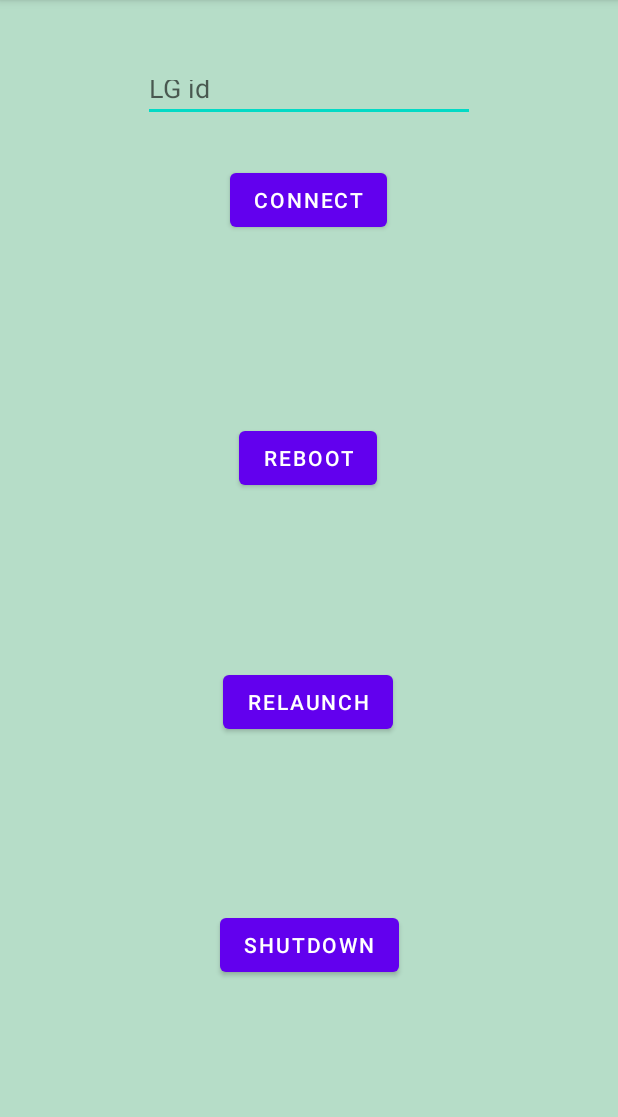
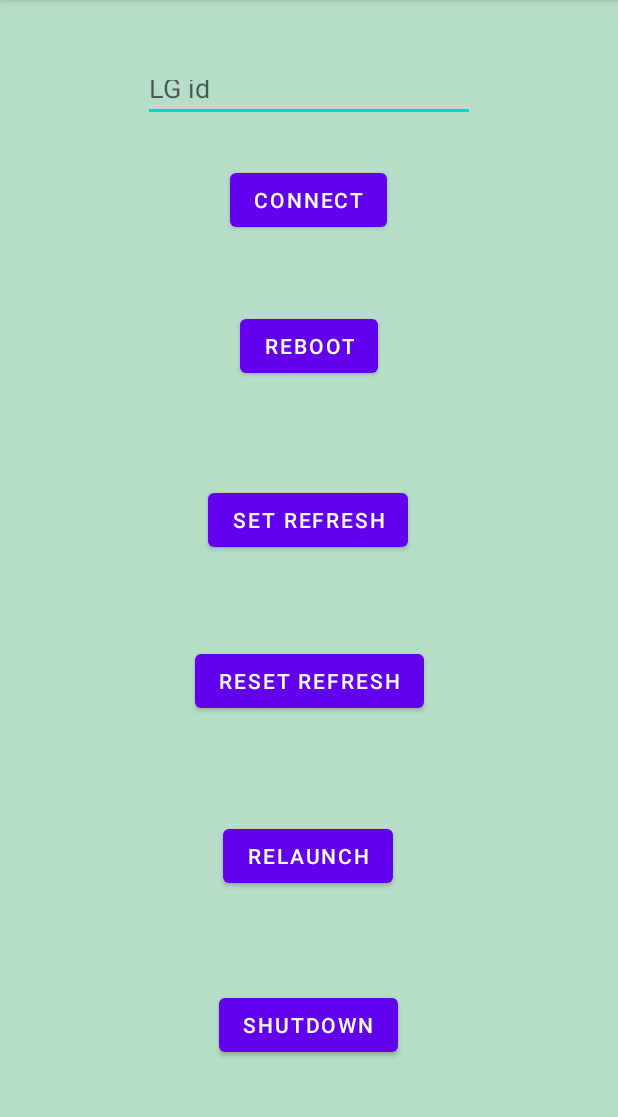
Before and after one commit to GuillemCamats/CropDocForAndroid, an Android app: the MainActivity3 screen opened directly, with no data from a screen before it, after a tap on "RELAUNCH", on a phone screen of 412 x 824 dp, the part 84-1201 px from its top. Run offline under Robolectric (Android 15) with nearby library versions, the phone set to English and light mode, and no system bars; libraries missing offline, so code that uses them is left out: com.jcraft.jsch; 2 statements that could not run were skipped.

```diff
--- /dev/null
+++ b/app/src/main/java/com/example/cropdoc/LgUtils.java
@@ -0,0 +1,126 @@
+package com.example.cropdoc;
+
+import com.jcraft.jsch.Channel;
+import com.jcraft.jsch.ChannelExec;
+import com.jcraft.jsch.JSch;
+import com.jcraft.jsch.JSchException;
+import com.jcraft.jsch.Session;
+import java.util.concurrent.TimeUnit;
+
+
+public class LgUtils {
+    static String user;
+    static String password;
+    static String host;
+    static int port;
+    JSch jsch;
+    Session session;
+
+    public LgUtils(String user,String password,String host, int port) {
+        LgUtils.host = host;
+        LgUtils.port = port;
+        LgUtils.password = password;
+        LgUtils.user = user;
+    }
+
+    public void setRefresh(){
+        String x = "0";
+        String search = "<href>##LG_PHPIFACE##kml\\/slave_"+x+".kml<\\/href>";
+        String replace = "<href>##LG_PHPIFACE##kml\\/slave"+x+".kml<\\/href><refreshMode>onInterval<\\/refreshMode><refreshInterval>2<\\/refreshInterval>";
+
+        String command = "echo "+LgUtils.password+" | sudo -S sed -i \"s/"+search+"/"+replace+"/\" ~/kmkearth/kml/slave/myplaces.kml";
+        String clear = "echo "+LgUtils.password+" | sudo -S sed -i \"s/"+replace+"/"+search+"/\" ~/kmkearth/kml/slave/myplaces.kml";
+
+        for (int i = 2; i <= 5; i++) {
+            String clearcmd = clear.replace(x,Integer.toString(i));
+            String cmd = command.replace(x,Integer.toString(i));
+            String query = "sshpass -p "+LgUtils.password+" ssh -t lg"+i+" "+cmd;
+
+            try {
+                sendCommand(query.replace(cmd,clearcmd));
+                TimeUnit.SECONDS.sleep(2);
+                sendCommand(query.replace(cmd,cmd));
+            } catch (Exception e) {
+                e.printStackTrace();
+            }
+        }
+        reboot();
+    }
+
+
+
+    public void resetRefresh(){
+        String x = "0";
+        String replace = "<href>##LG_PHPIFACE##kml\\/slave_"+x+".kml<\\/href>";
+        String search = "<href>##LG_PHPIFACE##kml\\/slave"+x+".kml<\\/href><refreshMode>onInterval<\\/refreshMode><refreshInterval>2<\\/refreshInterval>";
+        String clear = "echo "+LgUtils.password+" | sudo -S sed -i \"s/"+search+"/"+replace+"/\" ~/kmkearth/kml/slave/myplaces.kml";
+
+        for (int i = 2; i <= 5; i++) {
+            String cmd = clear.replace(x,Integer.toString(i));
+            String query = "sshpass -p "+LgUtils.password+" ssh -t lg"+i+" "+cmd;
+
+            try {
+                sendCommand(query);
+                TimeUnit.SECONDS.sleep(2);
+            } catch (Exception e) {
+                e.printStackTrace();
+            }
+        }
+        reboot();
+    }
+
+    public void sendCommand(String command) throws JSchException {
+        if(session.isConnected()){
+            Channel channel = session.openChannel("exec");
+            ((ChannelExec) channel).setCommand(command);
+            channel.setInputStream(null);
+            ((ChannelExec) channel).setErrStream(System.err);
+            channel.connect();
+        } else {
+            System.out.println("Connect first");
+        }
+    }
+    public void reboot() {
+        for (int i = 5; i >= 1; i--) {
+            try{
+                sendCommand("sshpass -p "+LgUtils.password+" ssh -t lg"+i+" 'echo "+LgUtils.password+" | sudo -S reboot'");
+            } catch (Exception e) {
+                e.printStackTrace();
+            }
+        }
+    }
+    public void relaunch(){
+        for (int i = 5; i >= 1; i--) {
+            try{
+                String relaunchCommand = "RELAUNCH_CMD=\"\\ " +
+                        "if [ -f /etc/init/lxdm.conf ]; then " +
+                        "  export SERVICE=lxdm " +
+                        "elif [ -f /etc/init/lightdm.conf ]; then" +
+                        "  export SERVICE=lightdm " +
+                        "else " +
+                        "  exit 1 " +
+                        "fi " +
+                        "if  [[ \\\\\\$(service \\\\\\$SERVICE status) =~ 'stop' ]]; then " +
+                        "  echo $pw | sudo -S service \\\\\\${SERVICE} start " +
+                        "else " +
+                        "  echo $pw | sudo -S service \\\\\\${SERVICE} restart " +
+                        "fi " +
+                        "\" && sshpass -p "+LgUtils.password+" ssh -x -t lg@lg"+i+" \"\\$RELAUNCH_CMD\"";
+                sendCommand("'/home/$user/bin/lg-relaunch' > /home/$user/log.txt");
+                sendCommand(relaunchCommand);
+            } catch (Exception e) {
+                e.printStackTrace();
+            }
+        }
+    }
+    public void shutdow(){
+        for (int i = 5; i >= 1; i--) {
+            try{
+                sendCommand("sshpass -p "+LgUtils.password+" ssh -t lg"+i+" 'echo "+LgUtils.password+" | sudo -S poweroff'");
+            } catch (Exception e) {
+                e.printStackTrace();
+            }
+        }
+    }
+
+}
--- a/app/src/main/java/com/example/cropdoc/MainActivity3.kt
+++ b/app/src/main/java/com/example/cropdoc/MainActivity3.kt
@@ -17,8 +17,10 @@ class MainActivity3 : AppCompatActivity() {
     lateinit var reboot :Button
     lateinit var relaunch :Button
     lateinit var connect :Button
+    lateinit var setRefresh :Button
+    lateinit var resetRefresh :Button
     lateinit var setIp :EditText
-    var lgConnection: LgConnection? = null
+    var lgUtils: LgUtils ?=null
     override fun onCreate(savedInstanceState: Bundle?) {
         super.onCreate(savedInstanceState)
         setContentView(R.layout.activity_main3)
@@ -27,22 +29,30 @@ class MainActivity3 : AppCompatActivity() {
         relaunch = findViewById(R.id.relaunch)
         connect = findViewById(R.id.connect)
         setIp = findViewById(R.id.lg_ip_ac3)
-
+        setRefresh = findViewById(R.id.setRefresh)
+        resetRefresh = findViewById(R.id.resetR)
 
         connect.setOnClickListener{
             if (!setIp.text.toString().equals(null)){
-                lgConnection = LgConnection("lg","lqgalaxy",setIp.text.toString(),22)
+                lgUtils = LgUtils("lg","lqgalaxy",setIp.text.toString(),22)
                 //lgConnection!!.connectD()
             }
         }
         relaunch.setOnClickListener{
-            lgConnection?.sendCommand("/home/lg/bin/lg-relaunch > /home/lg/log.txt")
+            lgUtils?.relaunch()
         }
         reboot.setOnClickListener{
-            lgConnection?.sendCommand("/home/lg/bin/lg-reboot > /home/lg/log.txt")
+            lgUtils?.reboot()
         }
         shutdown.setOnClickListener{
-            lgConnection?.sendCommand("/home/lg/bin/lg-poweroff > /home/lg/log.txt")
+            lgUtils?.shutdow()
         }
+        setRefresh.setOnClickListener {
+            lgUtils?.setRefresh()
+        }
+        resetRefresh.setOnClickListener {
+            lgUtils?.resetRefresh()
+        }
+
     }
 }
--- a/app/src/main/res/layout/activity_main3.xml
+++ b/app/src/main/res/layout/activity_main3.xml
@@ -26,10 +26,9 @@
         android:text="@string/reboot"
         app:layout_constraintBottom_toBottomOf="parent"
         app:layout_constraintEnd_toEndOf="parent"
-        app:layout_constraintHorizontal_bias="0.498"
         app:layout_constraintStart_toStartOf="parent"
         app:layout_constraintTop_toBottomOf="@+id/connect"
-        app:layout_constraintVertical_bias="0.22" />
+        app:layout_constraintVertical_bias="0.088" />
 
     <Button
         android:id="@+id/relaunch"
@@ -41,7 +40,7 @@
         app:layout_constraintHorizontal_bias="0.498"
         app:layout_constraintStart_toStartOf="parent"
         app:layout_constraintTop_toBottomOf="@+id/reboot"
-        app:layout_constraintVertical_bias="0.293" />
+        app:layout_constraintVertical_bias="0.628" />
 
     <Button
         android:id="@+id/shutdown"
@@ -50,8 +49,10 @@
         android:text="@string/shutdown"
         app:layout_constraintBottom_toBottomOf="parent"
         app:layout_constraintEnd_toEndOf="parent"
+        app:layout_constraintHorizontal_bias="0.498"
         app:layout_constraintStart_toStartOf="parent"
-        app:layout_constraintTop_toBottomOf="@+id/relaunch" />
+        app:layout_constraintTop_toBottomOf="@+id/relaunch"
+        app:layout_constraintVertical_bias="0.514" />
 
     <EditText
         android:id="@+id/lg_ip_ac3"
@@ -68,5 +69,29 @@
         app:layout_constraintTop_toTopOf="parent"
         app:layout_constraintVertical_bias="0.059" />
 
+    <Button
+        android:id="@+id/setRefresh"
+        android:layout_width="wrap_content"
+        android:layout_height="wrap_content"
+        android:text="Set refresh"
+        app:layout_constraintBottom_toTopOf="@+id/relaunch"
+        app:layout_constraintEnd_toEndOf="parent"
+        app:layout_constraintHorizontal_bias="0.498"
+        app:layout_constraintStart_toStartOf="parent"
+        app:layout_constraintTop_toBottomOf="@+id/reboot"
+        app:layout_constraintVertical_bias="0.278" />
+
+    <Button
+        android:id="@+id/resetR"
+        android:layout_width="wrap_content"
+        android:layout_height="wrap_content"
+        android:layout_marginTop="24dp"
+        android:layout_marginBottom="34dp"
+        android:text="Reset refresh"
+        app:layout_constraintBottom_toTopOf="@+id/relaunch"
+        app:layout_constraintEnd_toEndOf="parent"
+        app:layout_constraintStart_toStartOf="parent"
+        app:layout_constraintTop_toBottomOf="@+id/setRefresh" />
+
 
 </androidx.constraintlayout.widget.ConstraintLayout>
```
Also changed, not shown: app/src/main/java/com/example/cropdoc/LgConnection.java (+0 -20 lines).
